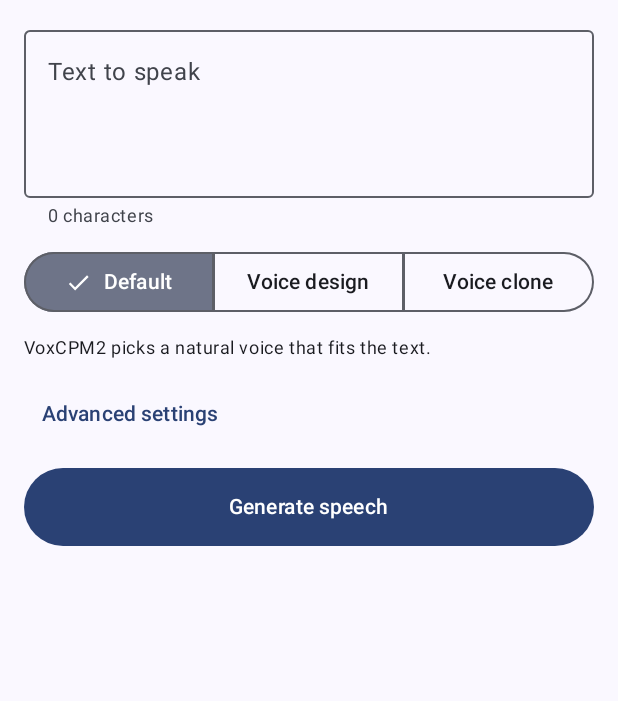
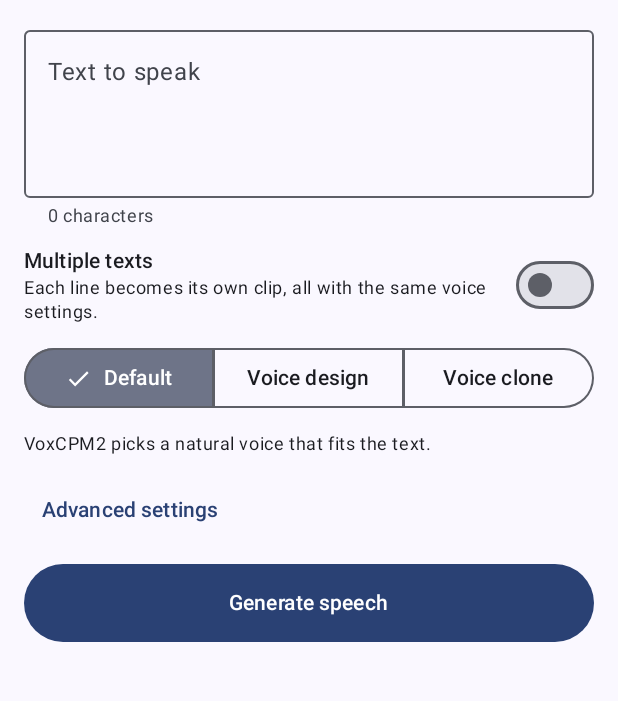
Before and after one commit to Yassineallach/admin, an Android app built with Jetpack Compose: the composable GenerateScreen shown on its own in the app's theme, on a phone screen of 412 x 824 dp, the part 72-773 px from its top. Run offline under Robolectric (Android 15) with nearby library versions, the phone set to English and light mode, and no system bars; pictures from the network do not load.

Commit message:
Add multiple-texts mode: one clip per line in a single batch
A switch on the Generate screen turns each non-empty line into its own
clip, generated in turn with the same voice settings. Shows progress,
can be stopped mid-batch (cancels the in-flight request), and the batch's
clips can be played back to back.

Co-Authored-By: Claude Opus 5.5 <noreply@anthropic.com>
Claude-Session: https://claude.ai/code/session_0111fVE5rYh8pwqoyua7Hveh

```diff
--- a/voxcpm-app/android/app/build.gradle.kts
+++ b/voxcpm-app/android/app/build.gradle.kts
@@ -12,8 +12,8 @@ android {
         applicationId = "app.voxcpm.studio"
         minSdk = 26
         targetSdk = 35
-        versionCode = 1
-        versionName = "1.0"
+        versionCode = 2
+        versionName = "1.1"
     }
 
     buildTypes {
--- a/voxcpm-app/android/app/src/main/java/app/voxcpm/studio/ui/GenerateScreen.kt
+++ b/voxcpm-app/android/app/src/main/java/app/voxcpm/studio/ui/GenerateScreen.kt
@@ -23,6 +23,7 @@ import androidx.compose.material.icons.Icons
 import androidx.compose.material.icons.filled.AudioFile
 import androidx.compose.material.icons.filled.Close
 import androidx.compose.material.icons.filled.Mic
+import androidx.compose.material.icons.filled.PlayArrow
 import androidx.compose.material.icons.filled.Stop
 import androidx.compose.material3.AssistChip
 import androidx.compose.material3.Button
@@ -39,10 +40,12 @@ import androidx.compose.material3.SegmentedButton
 import androidx.compose.material3.SegmentedButtonDefaults
 import androidx.compose.material3.SingleChoiceSegmentedButtonRow
 import androidx.compose.material3.Slider
+import androidx.compose.material3.Switch
 import androidx.compose.material3.Text
 import androidx.compose.material3.TextButton
 import androidx.compose.runtime.Composable
 import androidx.compose.runtime.getValue
+import androidx.compose.runtime.key
 import androidx.compose.runtime.mutableStateOf
 import androidx.compose.runtime.saveable.rememberSaveable
 import androidx.compose.runtime.setValue
@@ -95,14 +98,32 @@ fun GenerateScreen(vm: MainViewModel, modifier: Modifier = Modifier) {
     ) {
         Text("VoxCPM Studio", style = MaterialTheme.typography.headlineSmall)
 
+        val clipCount = vm.pendingTexts().size
         OutlinedTextField(
             value = vm.text,
             onValueChange = { vm.text = it },
-            label = { Text("Text to speak") },
-            placeholder = { Text("Type in any of 30 languages — no language tag needed") },
-            supportingText = { Text("${vm.text.length} characters") },
+            label = { Text(if (vm.batchMode) "Texts to speak — one per line" else "Text to speak") },
+            placeholder = {
+                Text(
+                    if (vm.batchMode) "Hello and welcome.\nToday we talk about the weather.\nThanks for listening!"
+                    else "Type in any of 30 languages — no language tag needed",
+                )
+            },
+            supportingText = {
+                Text(if (vm.batchMode) "$clipCount clips" else "${vm.text.length} characters")
+            },
             modifier = Modifier.fillMaxWidth().heightIn(min = 140.dp),
         )
+        Row(verticalAlignment = Alignment.CenterVertically) {
+            Column(Modifier.weight(1f)) {
+                Text("Multiple texts", style = MaterialTheme.typography.titleSmall)
+                Text(
+                    "Each line becomes its own clip, all with the same voice settings.",
+                    style = MaterialTheme.typography.bodySmall,
+                )
+            }
+            Switch(checked = vm.batchMode, onCheckedChange = { vm.batchMode = it }, enabled = !vm.isGenerating)
+        }
 
         SingleChoiceSegmentedButtonRow(Modifier.fillMaxWidth()) {
             VoiceMode.entries.forEachIndexed { i, m ->
@@ -216,25 +237,40 @@ fun GenerateScreen(vm: MainViewModel, modifier: Modifier = Modifier) {
             )
         }
 
-        Button(
-            onClick = vm::generate,
-            enabled = !vm.isGenerating && !vm.isRecording,
-            modifier = Modifier.fillMaxWidth().height(52.dp),
-        ) {
-            if (vm.isGenerating) {
-                CircularProgressIndicator(Modifier.size(20.dp), strokeWidth = 2.dp)
-                Spacer(Modifier.width(10.dp))
-                Text("Generating…")
-            } else {
-                Text("Generate speech")
+        if (vm.batchMode && clipCount > 1 && vm.mode != VoiceMode.Clone) {
+            Text(
+                "Tip: for the exact same voice in every clip, use Voice clone with a reference recording.",
+                style = MaterialTheme.typography.bodySmall,
+            )
+        }
+
+        if (vm.isGenerating) {
+            Row(verticalAlignment = Alignment.CenterVertically) {
+                CircularProgressIndicator(Modifier.size(24.dp), strokeWidth = 2.dp)
+                Spacer(Modifier.width(12.dp))
+                Text(vm.status ?: "Generating…", Modifier.weight(1f))
+                OutlinedButton(onClick = vm::cancelGeneration) { Text("Stop") }
+            }
+        } else {
+            Button(
+                onClick = vm::generate,
+                enabled = !vm.isRecording,
+                modifier = Modifier.fillMaxWidth().height(52.dp),
+            ) {
+                Text(if (vm.batchMode && clipCount > 1) "Generate $clipCount clips" else "Generate speech")
             }
         }
 
         vm.error?.let { Text(it, color = MaterialTheme.colorScheme.error) }
-        vm.status?.let { Text(it, style = MaterialTheme.typography.bodySmall) }
+        if (!vm.isGenerating) vm.status?.let { Text(it, style = MaterialTheme.typography.bodySmall) }
 
-        vm.lastItem?.let { item ->
-            HistoryCard(item, vm, onReuse = null)
+        if (vm.lastBatch.size > 1) {
+            FilledTonalButton(onClick = { vm.playAll(vm.lastBatch.toList()) }) {
+                Icon(Icons.Default.PlayArrow, null); Spacer(Modifier.width(6.dp)); Text("Play all ${vm.lastBatch.size} clips")
+            }
+        }
+        vm.lastBatch.forEach { item ->
+            key(item.id) { HistoryCard(item, vm, onReuse = null) }
         }
     }
 }
```
Also changed, not shown: voxcpm-app/android/app/src/main/java/app/voxcpm/studio/MainViewModel.kt (+71 -16 lines), voxcpm-app/android/app/src/main/java/app/voxcpm/studio/data/VoxApi.kt (+10 -1 lines), 1 other file.
